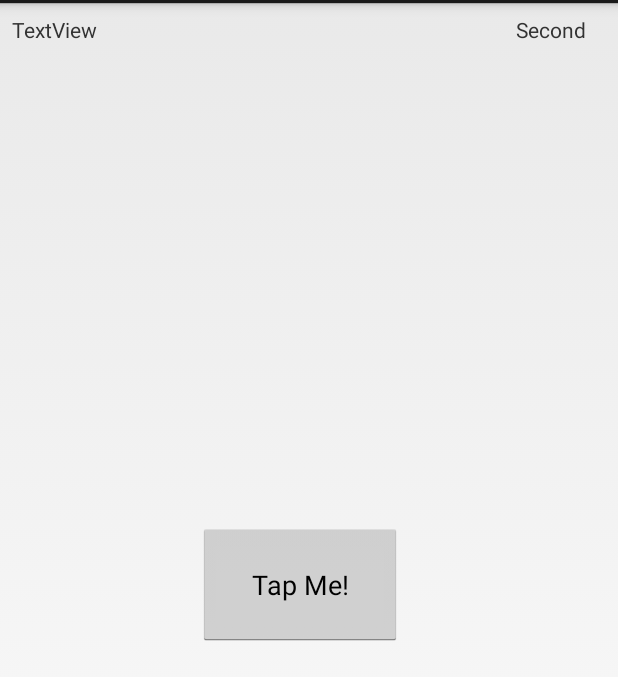
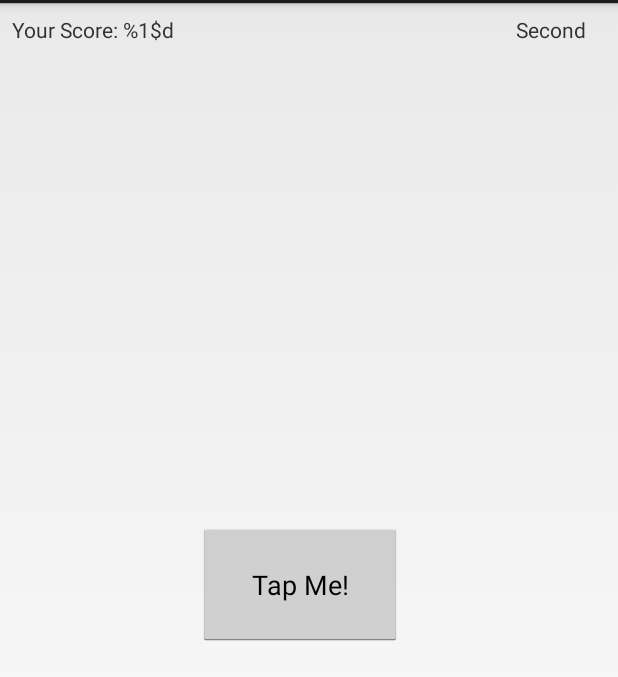
Before and after one commit to dwyfrequency/firstKotlin, an Android app: the screen it shows after launch (MainActivity), on a phone screen of 412 x 824 dp, the part 69-746 px from its top. Run offline under Robolectric (Android 15) with nearby library versions, the phone set to English and light mode, and no system bars.

```diff
--- a/app/src/main/res/layout/activity_main.xml
+++ b/app/src/main/res/layout/activity_main.xml
@@ -12,7 +12,7 @@
         android:layout_height="wrap_content"
         android:layout_marginStart="8dp"
         android:layout_marginTop="8dp"
-        android:text="TextView"
+        android:text="Your Score: %1$d"
         app:layout_constraintStart_toStartOf="parent"
         app:layout_constraintTop_toTopOf="parent" />
 
```
